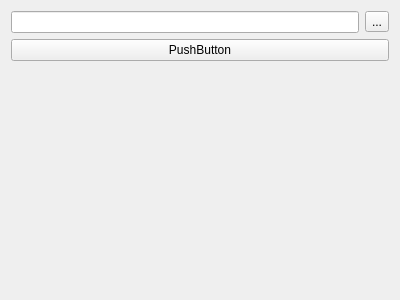
First picture: the form in formfileutility.ui, repository olegphpgithub/nnUtils, before the edit.
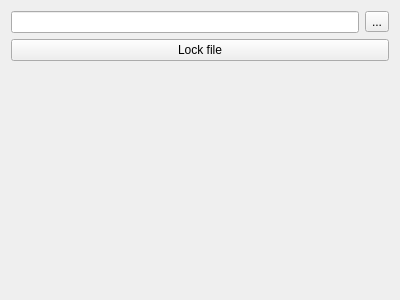
Second picture: the form after the edit.

What changed in the file:
```diff
--- a/formfileutility.ui
+++ b/formfileutility.ui
@@ -33,7 +33,7 @@
      <item>
       <widget class="QPushButton" name="lockFilePushButton">
        <property name="text">
-        <string>PushButton</string>
+        <string>Lock file</string>
        </property>
       </widget>
      </item>
```
